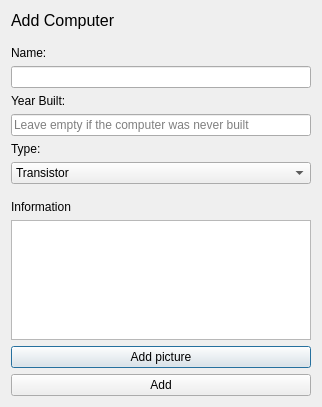
Old version of the form addcomputerwindow.ui in the repository athenabjorg/sacr.
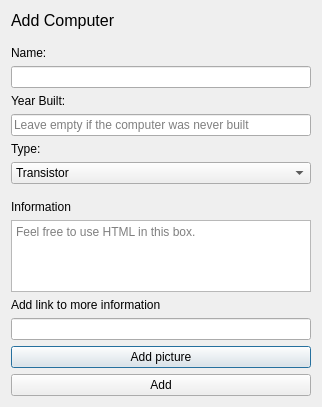
New version of the form.

```diff
--- a/addcomputerwindow.ui
+++ b/addcomputerwindow.ui
@@ -135,7 +135,21 @@
     </widget>
    </item>
    <item>
-    <widget class="QTextEdit" name="ComputerAddInfo"/>
+    <widget class="QTextEdit" name="ComputerAddInfo">
+     <property name="placeholderText">
+      <string>Feel free to use HTML in this box.</string>
+     </property>
+    </widget>
+   </item>
+   <item>
+    <widget class="QLabel" name="inputInfoUrlLabel">
+     <property name="text">
+      <string>Add link to more information</string>
+     </property>
+    </widget>
+   </item>
+   <item>
+    <widget class="QLineEdit" name="inputInfoUrl"/>
    </item>
    <item>
     <widget class="QPushButton" name="ComputerAddPic">
```
